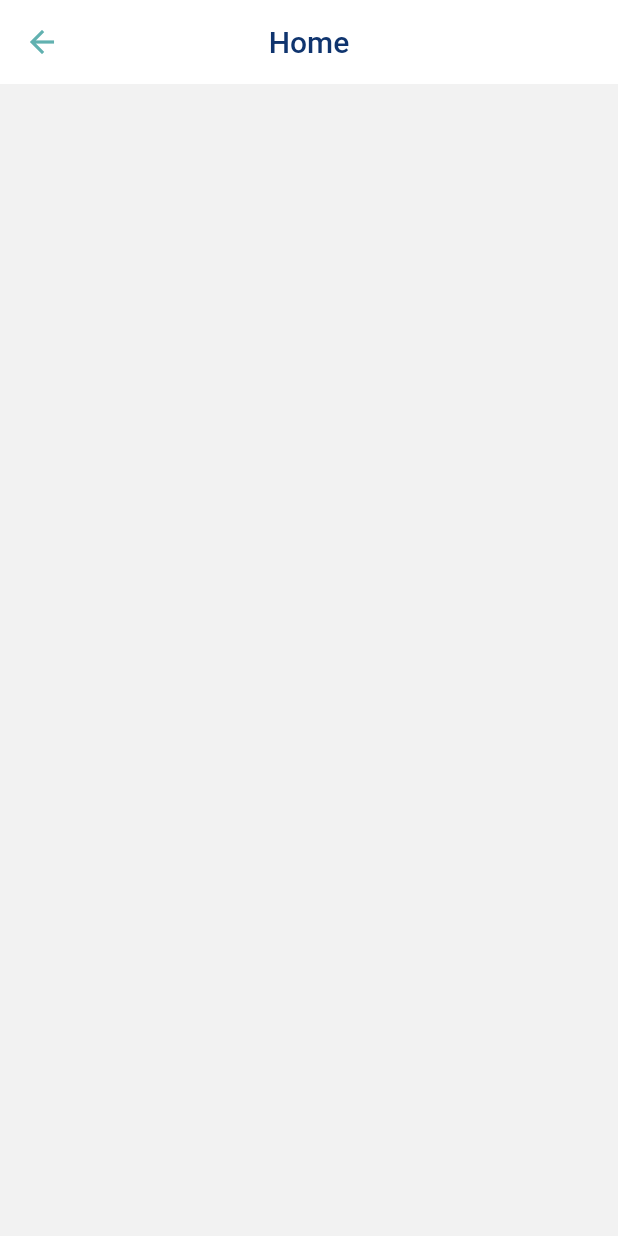
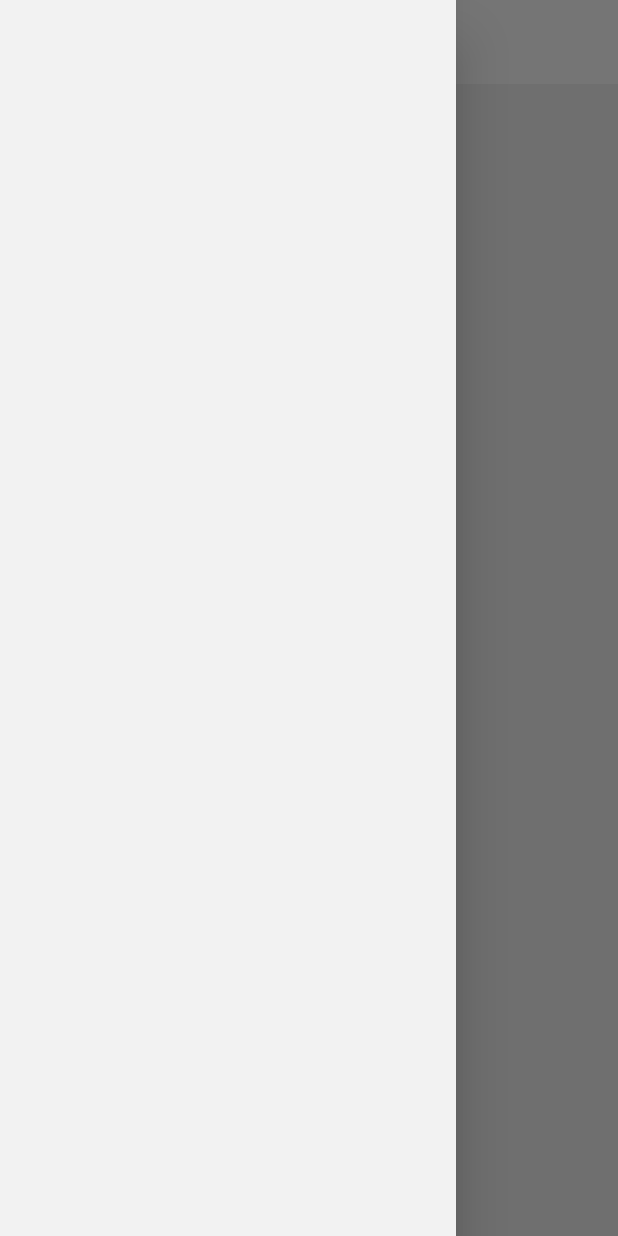
Before and after one commit to influenzanet/app, a Flutter app: the HomePage screen opened directly, with the side drawer open (before the commit the screen has no drawer), on a phone screen of 412 x 824 dp. Run offline on Flutter 3.47's test engine with Material 2 defaults, Android fonts, the phone set to English and light mode, and no system bars; our stand-ins replace circular_check_box.

Commit message:
Added empty drawer.

```diff
--- a/lib/ui/common/widgets/scaffolds/themed-scaffold.dart
+++ b/lib/ui/common/widgets/scaffolds/themed-scaffold.dart
@@ -1,9 +1,10 @@
 import 'package:flutter/material.dart';
 
 class ThemedScaffold extends Scaffold {
-  ThemedScaffold({PreferredSizeWidget appBar, Widget body})
+  ThemedScaffold({PreferredSizeWidget appBar, Widget drawer, Widget body})
       : super(
             appBar: appBar,
+            drawer: drawer,
             body: SafeArea(
               child: Padding(
                 padding: const EdgeInsets.only(bottom: 16.0),
--- /dev/null
+++ b/lib/ui/main/drawer/main-drawer.dart
@@ -0,0 +1,3 @@
+import 'package:flutter/material.dart';
+
+class MainDrawer extends Drawer {}
--- a/lib/ui/main/home/home-page.dart
+++ b/lib/ui/main/home/home-page.dart
@@ -1,5 +1,6 @@
 import 'package:InfluenzaNet/ui/common/widgets/app-bars/themed-app-bar.dart';
 import 'package:InfluenzaNet/ui/common/widgets/scaffolds/themed-scaffold.dart';
+import 'package:InfluenzaNet/ui/main/drawer/main-drawer.dart';
 import 'package:flutter/material.dart';
 
 class HomePage extends StatelessWidget {
@@ -11,6 +12,7 @@ class HomePage extends StatelessWidget {
         themeData,
         titleText: 'Home',
       ),
+      drawer: MainDrawer(),
     );
   }
 }
```
